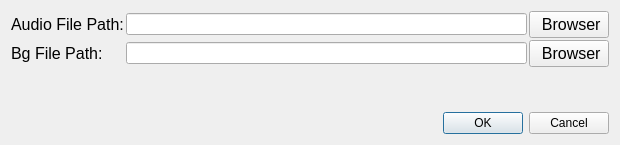
Qt form src/ui/guide/newmapguide.ui (xiangCaO233/MusicMapMaker) before a commit.
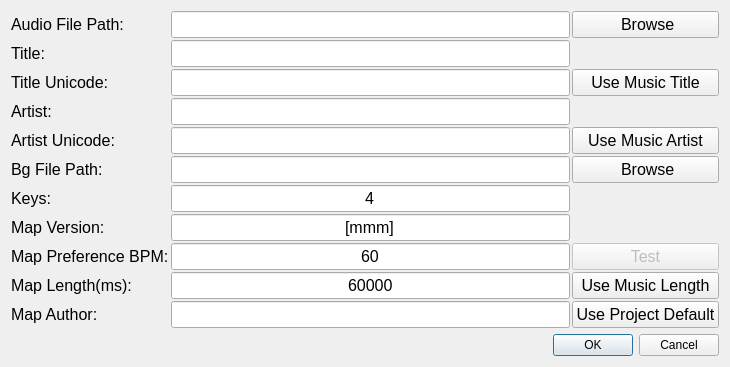
The same form after that commit. Icons and pictures are not drawn.

```diff
--- a/src/ui/guide/newmapguide.ui
+++ b/src/ui/guide/newmapguide.ui
@@ -6,8 +6,8 @@
    <rect>
     <x>0</x>
     <y>0</y>
-    <width>620</width>
-    <height>145</height>
+    <width>730</width>
+    <height>304</height>
    </rect>
   </property>
   <property name="windowTitle">
@@ -30,19 +30,28 @@
        <number>0</number>
       </property>
       <property name="bottomMargin">
-       <number>0</number>
+       <number>6</number>
       </property>
       <property name="spacing">
        <number>2</number>
       </property>
-      <item row="0" column="2">
-       <widget class="QPushButton" name="music_path_browser_button">
-        <property name="sizePolicy">
-         <sizepolicy hsizetype="MinimumExpanding" vsizetype="MinimumExpanding">
-          <horstretch>0</horstretch>
-          <verstretch>0</verstretch>
-         </sizepolicy>
+      <item row="9" column="2">
+       <widget class="QPushButton" name="read_musiclength_button">
+        <property name="font">
+         <font>
+          <pointsize>12</pointsize>
+         </font>
         </property>
+        <property name="focusPolicy">
+         <enum>Qt::FocusPolicy::NoFocus</enum>
+        </property>
+        <property name="text">
+         <string>Use Music Length</string>
+        </property>
+       </widget>
+      </item>
+      <item row="4" column="2">
+       <widget class="QPushButton" name="use_music_artistunicode_button">
         <property name="font">
          <font>
           <pointsize>12</pointsize>
@@ -52,11 +61,55 @@
          <enum>Qt::FocusPolicy::NoFocus</enum>
         </property>
         <property name="text">
-         <string> Browser</string>
+         <string>Use Music Artist</string>
         </property>
-        <property name="icon">
-         <iconset resource="../../../resources/glsrcs.qrc">
-          <normaloff>:/icons/folder-open.svg</normaloff>:/icons/folder-open.svg</iconset>
+       </widget>
+      </item>
+      <item row="9" column="1">
+       <widget class="QLineEdit" name="maplength_edit">
+        <property name="font">
+         <font>
+          <pointsize>12</pointsize>
+         </font>
+        </property>
+        <property name="focusPolicy">
+         <enum>Qt::FocusPolicy::ClickFocus</enum>
+        </property>
+        <property name="text">
+         <string notr="true">60000</string>
+        </property>
+        <property name="frame">
+         <bool>true</bool>
+        </property>
+        <property name="alignment">
+         <set>Qt::AlignmentFlag::AlignCenter</set>
+        </property>
+        <property name="placeholderText">
+         <string/>
+        </property>
+        <property name="cursorMoveStyle">
+         <enum>Qt::CursorMoveStyle::LogicalMoveStyle</enum>
+        </property>
+        <property name="clearButtonEnabled">
+         <bool>false</bool>
+        </property>
+       </widget>
+      </item>
+      <item row="10" column="1">
+       <widget class="QLineEdit" name="author_edit">
+        <property name="font">
+         <font>
+          <pointsize>12</pointsize>
+         </font>
+        </property>
+        <property name="focusPolicy">
+         <enum>Qt::FocusPolicy::ClickFocus</enum>
+        </property>
+        <property name="frame">
+         <bool>true</bool>
+        </property>
+        <property name="alignment">
+         <set>Qt::AlignmentFlag::AlignCenter</set>
         </property>
        </widget>
       </item>
@@ -72,10 +125,7 @@
         </property>
        </widget>
       </item>
-      <item row="0" column="1">
-       <widget class="QLineEdit" name="music_path_edit"/>
-      </item>
-      <item row="1" column="2">
+      <item row="5" column="2">
        <widget class="QPushButton" name="bg_path_browser_button">
         <property name="sizePolicy">
          <sizepolicy hsizetype="MinimumExpanding" vsizetype="MinimumExpanding">
@@ -92,7 +142,7 @@
          <enum>Qt::FocusPolicy::NoFocus</enum>
         </property>
         <property name="text">
-         <string> Browser</string>
+         <string> Browse</string>
         </property>
         <property name="icon">
          <iconset resource="../../../resources/glsrcs.qrc">
@@ -100,7 +150,215 @@
         </property>
        </widget>
       </item>
-      <item row="1" column="0">
+      <item row="5" column="1">
+       <widget class="QLineEdit" name="bg_path_edit">
+        <property name="font">
+         <font>
+          <pointsize>12</pointsize>
+         </font>
+        </property>
+        <property name="focusPolicy">
+         <enum>Qt::FocusPolicy::ClickFocus</enum>
+        </property>
+        <property name="frame">
+         <bool>true</bool>
+        </property>
+        <property name="alignment">
+         <set>Qt::AlignmentFlag::AlignCenter</set>
+        </property>
+       </widget>
+      </item>
+      <item row="2" column="1">
+       <widget class="QLineEdit" name="title_unicode_edit">
+        <property name="font">
+         <font>
+          <pointsize>12</pointsize>
+         </font>
+        </property>
+        <property name="focusPolicy">
+         <enum>Qt::FocusPolicy::ClickFocus</enum>
+        </property>
+        <property name="frame">
+         <bool>true</bool>
+        </property>
+        <property name="alignment">
+         <set>Qt::AlignmentFlag::AlignCenter</set>
+        </property>
+       </widget>
+      </item>
+      <item row="4" column="0">
+       <widget class="QLabel" name="artist_unicode_label">
+        <property name="font">
+         <font>
+          <pointsize>12</pointsize>
+         </font>
+        </property>
+        <property name="text">
+         <string>Artist Unicode:</string>
+        </property>
+       </widget>
+      </item>
+      <item row="7" column="0">
+       <widget class="QLabel" name="mapversion_label">
+        <property name="font">
+         <font>
+          <pointsize>12</pointsize>
+         </font>
+        </property>
+        <property name="text">
+         <string>Map Version:</string>
+        </property>
+       </widget>
+      </item>
+      <item row="8" column="0">
+       <widget class="QLabel" name="pbpm_label">
+        <property name="font">
+         <font>
+          <pointsize>12</pointsize>
+         </font>
+        </property>
+        <property name="text">
+         <string>Map Preference BPM:</string>
+        </property>
+       </widget>
+      </item>
+      <item row="4" column="1">
+       <widget class="QLineEdit" name="artist_unicode_edit">
+        <property name="font">
+         <font>
+          <pointsize>12</pointsize>
+         </font>
+        </property>
+        <property name="focusPolicy">
+         <enum>Qt::FocusPolicy::ClickFocus</enum>
+        </property>
+        <property name="frame">
+         <bool>true</bool>
+        </property>
+        <property name="alignment">
+         <set>Qt::AlignmentFlag::AlignCenter</set>
+        </property>
+       </widget>
+      </item>
+      <item row="8" column="2">
+       <widget class="QPushButton" name="test_bpm_button">
+        <property name="enabled">
+         <bool>false</bool>
+        </property>
+        <property name="font">
+         <font>
+          <pointsize>12</pointsize>
+         </font>
+        </property>
+        <property name="focusPolicy">
+         <enum>Qt::FocusPolicy::NoFocus</enum>
+        </property>
+        <property name="toolTip">
+         <string>Not supported yet</string>
+        </property>
+        <property name="text">
+         <string>Test</string>
+        </property>
+       </widget>
+      </item>
+      <item row="8" column="1">
+       <widget class="QLineEdit" name="pbpm_edit">
+        <property name="font">
+         <font>
+          <pointsize>12</pointsize>
+         </font>
+        </property>
+        <property name="focusPolicy">
+         <enum>Qt::FocusPolicy::ClickFocus</enum>
+        </property>
+        <property name="text">
+         <string notr="true">60</string>
+        </property>
+        <property name="frame">
+         <bool>true</bool>
+        </property>
+        <property name="alignment">
+         <set>Qt::AlignmentFlag::AlignCenter</set>
+        </property>
+       </widget>
+      </item>
+      <item row="0" column="1">
+       <widget class="QLineEdit" name="music_path_edit">
+        <property name="font">
+         <font>
+          <pointsize>12</pointsize>
+         </font>
+        </property>
+        <property name="focusPolicy">
+         <enum>Qt::FocusPolicy::ClickFocus</enum>
+        </property>
+        <property name="frame">
+         <bool>true</bool>
+        </property>
+        <property name="alignment">
+         <set>Qt::AlignmentFlag::AlignCenter</set>
+        </property>
+       </widget>
+      </item>
+      <item row="1" column="1">
+       <widget class="QLineEdit" name="title_edit">
+        <property name="font">
+         <font>
+          <pointsize>12</pointsize>
+         </font>
+        </property>
+        <property name="focusPolicy">
+         <enum>Qt::FocusPolicy::ClickFocus</enum>
+        </property>
+        <property name="frame">
+         <bool>true</bool>
+        </property>
+        <property name="alignment">
+         <set>Qt::AlignmentFlag::AlignCenter</set>
+        </property>
+       </widget>
+      </item>
+      <item row="7" column="1">
+       <widget class="QLineEdit" name="mapversion_edit">
+        <property name="font">
+         <font>
+          <pointsize>12</pointsize>
+         </font>
+        </property>
+        <property name="text">
+         <string notr="true">[mmm]</string>
+        </property>
+        <property name="alignment">
+         <set>Qt::AlignmentFlag::AlignCenter</set>
+        </property>
+       </widget>
+      </item>
+      <item row="0" column="2">
+       <widget class="QPushButton" name="music_path_browser_button">
+        <property name="sizePolicy">
+         <sizepolicy hsizetype="MinimumExpanding" vsizetype="MinimumExpanding">
+          <horstretch>0</horstretch>
+          <verstretch>0</verstretch>
+         </sizepolicy>
+        </property>
+        <property name="font">
+         <font>
+          <pointsize>12</pointsize>
+         </font>
+        </property>
+        <property name="focusPolicy">
+         <enum>Qt::FocusPolicy::NoFocus</enum>
+        </property>
+        <property name="text">
+         <string> Browse</string>
+        </property>
+        <property name="icon">
+         <iconset resource="../../../resources/glsrcs.qrc">
+          <normaloff>:/icons/folder-open.svg</normaloff>:/icons/folder-open.svg</iconset>
+        </property>
+       </widget>
+      </item>
+      <item row="5" column="0">
        <widget class="QLabel" name="bg_path_label">
         <property name="font">
          <font>
@@ -112,8 +370,140 @@
         </property>
        </widget>
       </item>
-      <item row="1" column="1">
-       <widget class="QLineEdit" name="bg_path_edit"/>
+      <item row="2" column="2">
+       <widget class="QPushButton" name="use_music_titleunicode_button">
+        <property name="font">
+         <font>
+          <pointsize>12</pointsize>
+         </font>
+        </property>
+        <property name="focusPolicy">
+         <enum>Qt::FocusPolicy::NoFocus</enum>
+        </property>
+        <property name="text">
+         <string>Use Music Title</string>
+        </property>
+       </widget>
+      </item>
+      <item row="3" column="0">
+       <widget class="QLabel" name="artist_label">
+        <property name="font">
+         <font>
+          <pointsize>12</pointsize>
+         </font>
+        </property>
+        <property name="text">
+         <string>Artist:</string>
+        </property>
+       </widget>
+      </item>
+      <item row="10" column="0">
+       <widget class="QLabel" name="author_label">
+        <property name="font">
+         <font>
+          <pointsize>12</pointsize>
+         </font>
+        </property>
+        <property name="text">
+         <string>Map Author:</string>
+        </property>
+       </widget>
+      </item>
+      <item row="2" column="0">
+       <widget class="QLabel" name="title_unicode_label">
+        <property name="font">
+         <font>
+          <pointsize>12</pointsize>
+         </font>
+        </property>
+        <property name="text">
+         <string>Title Unicode:</string>
+        </property>
+       </widget>
+      </item>
+      <item row="1" column="0">
+       <widget class="QLabel" name="title_label">
+        <property name="font">
+         <font>
+          <pointsize>12</pointsize>
+         </font>
+        </property>
+        <property name="text">
+         <string>Title:</string>
+        </property>
+       </widget>
+      </item>
+      <item row="9" column="0">
+       <widget class="QLabel" name="maplength_label">
+        <property name="font">
+         <font>
+          <pointsize>12</pointsize>
+         </font>
+        </property>
+        <property name="text">
+         <string>Map Length(ms):</string>
+        </property>
+       </widget>
+      </item>
+      <item row="10" column="2">
+       <widget class="QPushButton" name="use_project_default_author_button">
+        <property name="font">
+         <font>
+          <pointsize>12</pointsize>
+         </font>
+        </property>
+        <property name="focusPolicy">
+         <enum>Qt::FocusPolicy::NoFocus</enum>
+        </property>
+        <property name="text">
+         <string>Use Project Default</string>
+        </property>
+       </widget>
+      </item>
+      <item row="3" column="1">
+       <widget class="QLineEdit" name="artist_edit">
+        <property name="font">
+         <font>
+          <pointsize>12</pointsize>
+         </font>
+        </property>
+        <property name="focusPolicy">
+         <enum>Qt::FocusPolicy::ClickFocus</enum>
+        </property>
+        <property name="frame">
+         <bool>true</bool>
+        </property>
+        <property name="alignment">
+         <set>Qt::AlignmentFlag::AlignCenter</set>
+        </property>
+       </widget>
+      </item>
+      <item row="6" column="0">
+       <widget class="QLabel" name="keys_label">
+        <property name="font">
+         <font>
+          <pointsize>12</pointsize>
+         </font>
+        </property>
+        <property name="text">
+         <string>Keys:</string>
+        </property>
+       </widget>
+      </item>
+      <item row="6" column="1">
+       <widget class="QLineEdit" name="keys_edit">
+        <property name="font">
+         <font>
+          <pointsize>12</pointsize>
+         </font>
+        </property>
+        <property name="text">
+         <string notr="true">4</string>
+        </property>
+        <property name="alignment">
+         <set>Qt::AlignmentFlag::AlignCenter</set>
+        </property>
+       </widget>
       </item>
      </layout>
     </widget>
```
